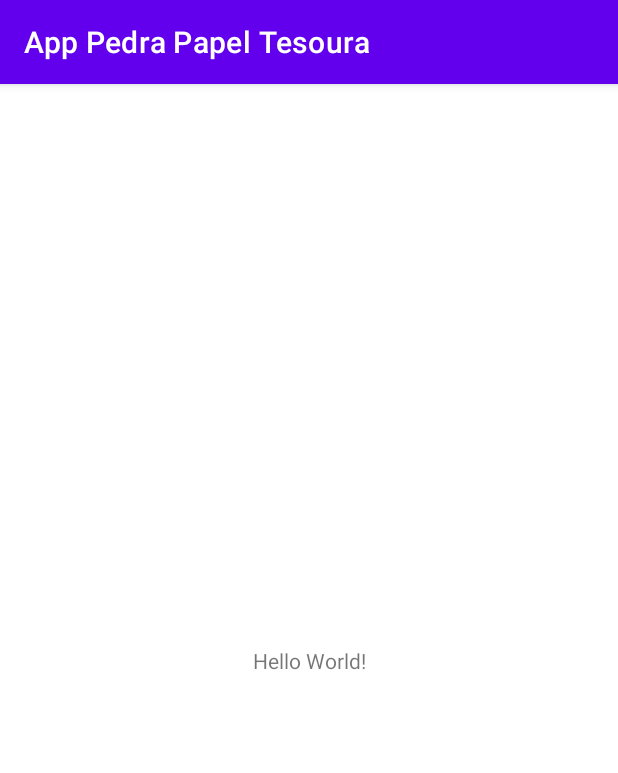
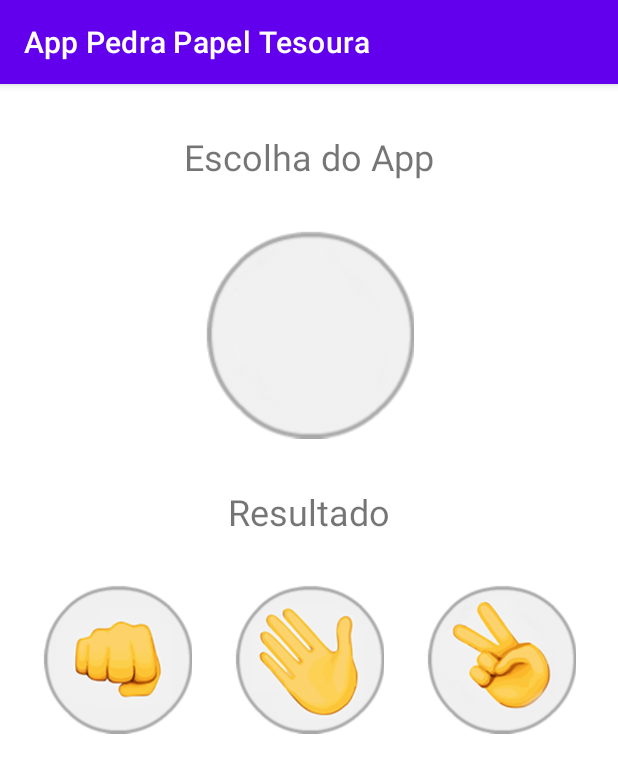
Before and after one commit to matheus4lves/AppPedraPapelTesoura, an Android app: the screen it shows after launch (MainActivity), on a phone screen of 412 x 824 dp. Shown: the top 773 px of the screen. Run offline under Robolectric (Android 15) with nearby library versions, the light colour scheme and no system bars.

Commit message:
Create the app interface

```diff
--- a/app/src/main/res/layout/activity_main.xml
+++ b/app/src/main/res/layout/activity_main.xml
@@ -6,13 +6,68 @@
     android:layout_height="match_parent"
     tools:context=".MainActivity">
 
+    <ImageView
+        android:id="@+id/opPedra"
+        android:layout_width="100dp"
+        android:layout_height="100dp"
+        android:layout_marginTop="32dp"
+        app:layout_constraintEnd_toStartOf="@+id/opPapel"
+        app:layout_constraintHorizontal_bias="0.5"
+        app:layout_constraintStart_toStartOf="parent"
+        app:layout_constraintTop_toBottomOf="@+id/resultadoPartida"
+        app:srcCompat="@drawable/pedra" />
+
+    <ImageView
+        android:id="@+id/opPapel"
+        android:layout_width="100dp"
+        android:layout_height="100dp"
+        android:layout_marginTop="32dp"
+        app:layout_constraintEnd_toStartOf="@+id/opTesoura"
+        app:layout_constraintHorizontal_bias="0.5"
+        app:layout_constraintStart_toEndOf="@+id/opPedra"
+        app:layout_constraintTop_toBottomOf="@+id/resultadoPartida"
+        app:srcCompat="@drawable/papel" />
+
+    <ImageView
+        android:id="@+id/opTesoura"
+        android:layout_width="100dp"
+        android:layout_height="100dp"
+        android:layout_marginTop="32dp"
+        app:layout_constraintEnd_toEndOf="parent"
+        app:layout_constraintHorizontal_bias="0.5"
+        app:layout_constraintStart_toEndOf="@+id/opPapel"
+        app:layout_constraintTop_toBottomOf="@+id/resultadoPartida"
+        app:srcCompat="@drawable/tesoura" />
+
     <TextView
+        android:id="@+id/textView"
         android:layout_width="wrap_content"
         android:layout_height="wrap_content"
-        android:text="Hello World!"
-        app:layout_constraintBottom_toBottomOf="parent"
-        app:layout_constraintLeft_toLeftOf="parent"
-        app:layout_constraintRight_toRightOf="parent"
+        android:layout_marginTop="32dp"
+        android:text="@string/escolha_app"
+        android:textSize="24sp"
+        app:layout_constraintEnd_toEndOf="parent"
+        app:layout_constraintStart_toStartOf="parent"
         app:layout_constraintTop_toTopOf="parent" />
 
+    <TextView
+        android:id="@+id/resultadoPartida"
+        android:layout_width="wrap_content"
+        android:layout_height="wrap_content"
+        android:layout_marginTop="32dp"
+        android:text="@string/resultado_partida"
+        android:textSize="24sp"
+        app:layout_constraintEnd_toEndOf="parent"
+        app:layout_constraintStart_toStartOf="parent"
+        app:layout_constraintTop_toBottomOf="@+id/escolhaApp" />
+
+    <ImageView
+        android:id="@+id/escolhaApp"
+        android:layout_width="wrap_content"
+        android:layout_height="wrap_content"
+        android:layout_marginTop="32dp"
+        app:layout_constraintEnd_toEndOf="parent"
+        app:layout_constraintStart_toStartOf="parent"
+        app:layout_constraintTop_toBottomOf="@+id/textView"
+        app:srcCompat="@drawable/padrao" />
 </androidx.constraintlayout.widget.ConstraintLayout>
--- a/app/src/main/res/values/strings.xml
+++ b/app/src/main/res/values/strings.xml
@@ -1,3 +1,5 @@
 <resources>
     <string name="app_name">App Pedra Papel Tesoura</string>
+    <string name="escolha_app">Escolha do App</string>
+    <string name="resultado_partida">Resultado</string>
 </resources>
```
Also changed, not shown: app/src/main/res/drawable/padrao.png (added), app/src/main/res/drawable/papel.png (added), app/src/main/res/drawable/pedra.png (added), app/src/main/res/drawable/tesoura.png (added).
